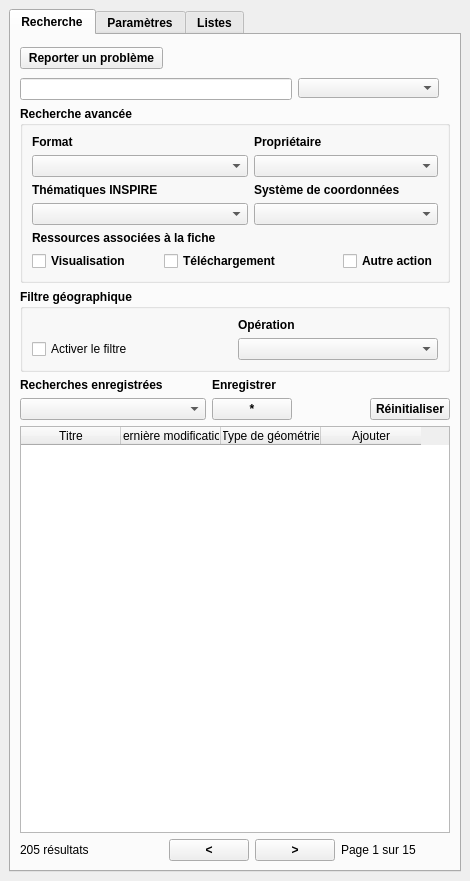
Old version of the form isogeo_dockwidget_base.ui in the repository isogeo/isogeo-plugin-qgis.
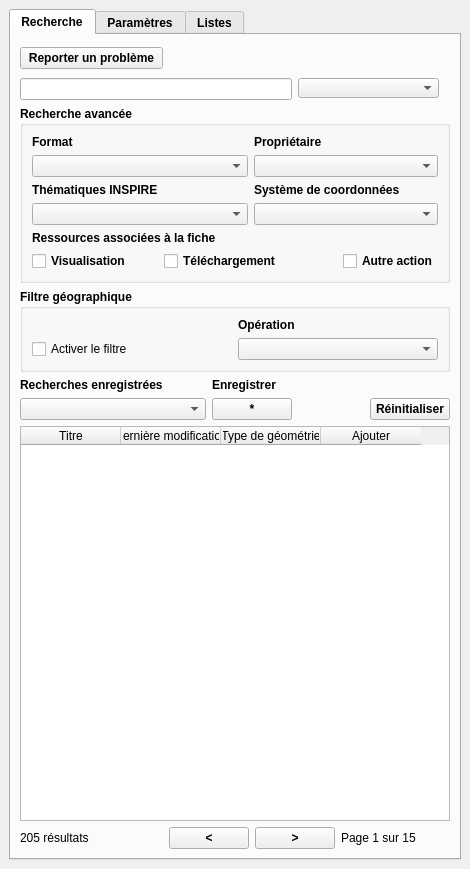
New version of the form. Custom widgets are drawn as their Qt base class.

What changed in the file:
```diff
--- a/isogeo_dockwidget_base.ui
+++ b/isogeo_dockwidget_base.ui
@@ -6,8 +6,8 @@
    <rect>
     <x>0</x>
     <y>0</y>
-    <width>460</width>
-    <height>881</height>
+    <width>452</width>
+    <height>869</height>
    </rect>
   </property>
   <property name="windowTitle">
```
Left out of the diff: 4 changed lines with no effect on the pictures.
